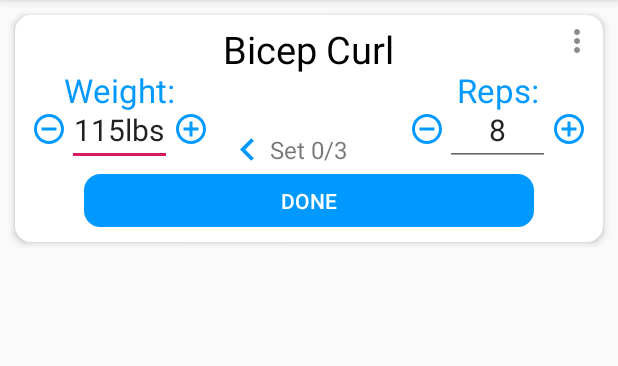
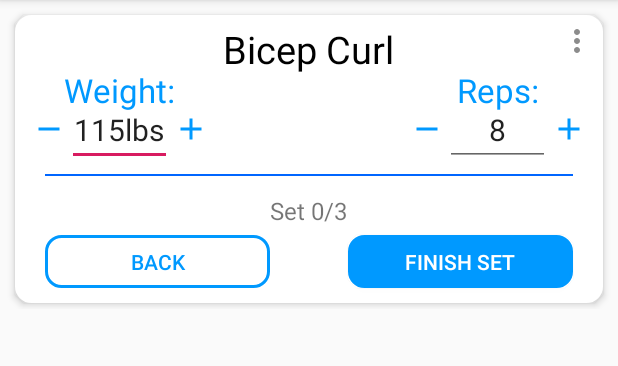
Before and after one commit to milbin/Curli, an Android app: the WorkoutActivity screen opened directly, with no data from a screen before it, on a phone screen of 412 x 824 dp, the part 84-450 px from its top. Run offline under Robolectric (Android 15) with nearby library versions, the phone set to English and light mode, and no system bars; 8 statements that could not run were skipped.

Commit message:
added stuff

```diff
--- a/Android/app/src/main/java/com/fitness/curli/WorkoutActivity.java
+++ b/Android/app/src/main/java/com/fitness/curli/WorkoutActivity.java
@@ -59,7 +59,7 @@ public class WorkoutActivity extends AppCompatActivity {
             repsAddButton.setOnClickListener(new onAddOrSubtractClick());
             ImageButton repsSubtractButton = relativeLayout.findViewById(R.id.reps_subtract_button);
             repsSubtractButton.setOnClickListener(new onAddOrSubtractClick());
-            ImageButton setBackButton = relativeLayout.findViewById(R.id.exercise_sets_back_button);
+            Button setBackButton = relativeLayout.findViewById(R.id.exercise_sets_back_button);
             setBackButton.setOnClickListener(new onDecrementSet());
             Button doneButton = relativeLayout.findViewById(R.id.done_button);
             doneButton.setOnClickListener(new onIncrementSet());
@@ -98,10 +98,10 @@ public class WorkoutActivity extends AppCompatActivity {
 
         @Override
         public void onClick(View v) {
-            LinearLayout linearLayout = (LinearLayout)((View)((View)v.getParent()).getParent()).getParent().getParent();
+            LinearLayout linearLayout = (LinearLayout)((View)((View)v.getParent())).getParent().getParent();
             int exerciseNumber = 0;
             for (int i = 0; i < linearLayout.getChildCount(); i++) {
-                if(linearLayout.getChildAt(i) == ((View)v.getParent()).getParent().getParent()){
+                if(linearLayout.getChildAt(i) == ((View)v.getParent()).getParent()){
                     exerciseNumber = i;
                     break;
                 }
@@ -111,7 +111,7 @@ public class WorkoutActivity extends AppCompatActivity {
 
             ArrayList exercise = exercises.get(exerciseNumber);
             int setNumber = (int) exercise.get(0)-1;
-            RelativeLayout relativeLayout = (RelativeLayout) v.getParent().getParent();
+            RelativeLayout relativeLayout = (RelativeLayout) v.getParent();
             System.out.println(setNumber);
             System.out.println(exercise.size()-2);
             if(setNumber == -1){
@@ -119,7 +119,7 @@ public class WorkoutActivity extends AppCompatActivity {
             }else if(setNumber == exercise.size()-2){
                 exercise.set(0, setNumber); //decrement the set number by 1
                 System.out.println("HERE");
-                LinearLayout checkboxLinearLayout = ((View) v.getParent().getParent()).findViewById(R.id.checkbox_linear_layout);
+                LinearLayout checkboxLinearLayout = ((View) v.getParent()).findViewById(R.id.checkbox_linear_layout);
                 for(int i=exercise.size()-2; i>=setNumber; i--) {
                     checkboxLinearLayout.getChildAt(i);
                     checkboxLinearLayout.removeViewAt(i);
@@ -141,7 +141,7 @@ public class WorkoutActivity extends AppCompatActivity {
             }else {
                 exercise.set(0, setNumber); //decrement the set number by 1
                 System.out.println("HERE1");
-                LinearLayout checkboxLinearLayout = ((View) v.getParent().getParent()).findViewById(R.id.checkbox_linear_layout);
+                LinearLayout checkboxLinearLayout = ((View) v.getParent()).findViewById(R.id.checkbox_linear_layout);
                 for(int i=exercise.size()-2; i>=setNumber; i--) {
                     checkboxLinearLayout.getChildAt(i);
                     checkboxLinearLayout.removeViewAt(i);
--- /dev/null
+++ b/Android/app/src/main/res/drawable/back_button_background.xml
@@ -0,0 +1,13 @@
+<?xml version="1.0" encoding="utf-8"?>
+<ripple xmlns:android="http://schemas.android.com/apk/res/android"
+    android:color="#000080">
+    <item>
+        <shape android:shape="rectangle">
+            <solid android:color="@android:color/transparent" />
+            <stroke android:color="#0099ff" android:width="2dp" />
+            <!--corners allow us to make the rounded corners button-->
+            <corners android:radius="10dp" />
+        </shape>
+
+    </item>
+</ripple>
--- a/Android/app/src/main/res/drawable/ic_add_circle_outline_blue_24dp.xml
+++ b/Android/app/src/main/res/drawable/ic_add_circle_outline_blue_24dp.xml
@@ -1,5 +1,5 @@
 <vector android:height="24dp" android:tint="#0099FF"
     android:viewportHeight="24.0" android:viewportWidth="24.0"
     android:width="24dp" xmlns:android="http://schemas.android.com/apk/res/android">
-    <path android:fillColor="#FF000000" android:pathData="M13,7h-2v4L7,11v2h4v4h2v-4h4v-2h-4L13,7zM12,2C6.48,2 2,6.48 2,12s4.48,10 10,10 10,-4.48 10,-10S17.52,2 12,2zM12,20c-4.41,0 -8,-3.59 -8,-8s3.59,-8 8,-8 8,3.59 8,8 -3.59,8 -8,8z"/>
+    <path android:fillColor="#FF000000" android:pathData="M19,13h-6v6h-2v-6H5v-2h6V5h2v6h6v2z"/>
 </vector>
--- a/Android/app/src/main/res/drawable/ic_remove_circle_outline_blue_24dp.xml
+++ b/Android/app/src/main/res/drawable/ic_remove_circle_outline_blue_24dp.xml
@@ -1,5 +1,5 @@
 <vector android:height="24dp" android:tint="#0099FF"
     android:viewportHeight="24.0" android:viewportWidth="24.0"
     android:width="24dp" xmlns:android="http://schemas.android.com/apk/res/android">
-    <path android:fillColor="#FF000000" android:pathData="M7,11v2h10v-2L7,11zM12,2C6.48,2 2,6.48 2,12s4.48,10 10,10 10,-4.48 10,-10S17.52,2 12,2zM12,20c-4.41,0 -8,-3.59 -8,-8s3.59,-8 8,-8 8,3.59 8,8 -3.59,8 -8,8z"/>
+    <path android:fillColor="#FF000000" android:pathData="M19,13H5v-2h14v2z"/>
 </vector>
--- a/Android/app/src/main/res/layout/exercise_card.xml
+++ b/Android/app/src/main/res/layout/exercise_card.xml
@@ -142,20 +142,44 @@
         <Button
             android:id="@+id/done_button"
             android:layout_marginTop="0dp"
-            android:layout_width="300dp"
+            android:layout_width="150dp"
             android:layout_height="35dp"
+            android:layout_marginEnd="20dp"
             android:layout_below="@+id/exercise_sets_RL"
-            android:layout_centerHorizontal="true"
-            android:text="Done"
+            android:layout_alignParentEnd="true"
+            android:text="Finish Set"
             android:layout_marginBottom="10dp"
             android:textColor="@android:color/white"
             android:background="@drawable/done_button_background"
             />
 
+        <Button
+            android:id="@+id/exercise_sets_back_button"
+            android:layout_marginTop="0dp"
+            android:layout_width="150dp"
+            android:layout_height="35dp"
+            android:layout_marginStart="20dp"
+            android:layout_below="@+id/exercise_sets_RL"
+            android:layout_alignParentStart="true"
+            android:text="Back"
+            android:layout_marginBottom="10dp"
+            android:textColor="@color/colorPrimary"
+            android:background="@drawable/back_button_background"
+            />
+        <View
+            android:layout_width="match_parent"
+            android:layout_height="1dp"
+            android:layout_below="@+id/weight_relative_layout"
+            android:layout_marginTop="5dp"
+            android:background="@color/colorPrimaryDark"
+            android:layout_marginStart="20dp"
+            android:layout_marginEnd="20dp"
+            />
+
 
         <RelativeLayout
             android:id="@+id/exercise_sets_RL"
-            android:layout_marginTop="-25dp"
+            android:layout_marginTop="15dp"
             android:layout_width="match_parent"
             android:layout_height="wrap_content"
             android:layout_below="@+id/weight_relative_layout"
@@ -170,16 +194,6 @@
                 android:textSize="16sp"
                 android:layout_centerHorizontal="true"
                 android:layout_alignParentTop="true"
-                />
-            <ImageButton
-                android:id="@+id/exercise_sets_back_button"
-                android:layout_width="30dp"
-                android:layout_height="30dp"
-                android:layout_marginStart="-5dp"
-                android:src="@drawable/ic_keyboard_arrow_left_black_24dp"
-                android:background="@android:color/transparent"
-                android:layout_toStartOf="@+id/set_number"
-                android:scaleType="fitCenter"
                 />
 
             <LinearLayout
```
